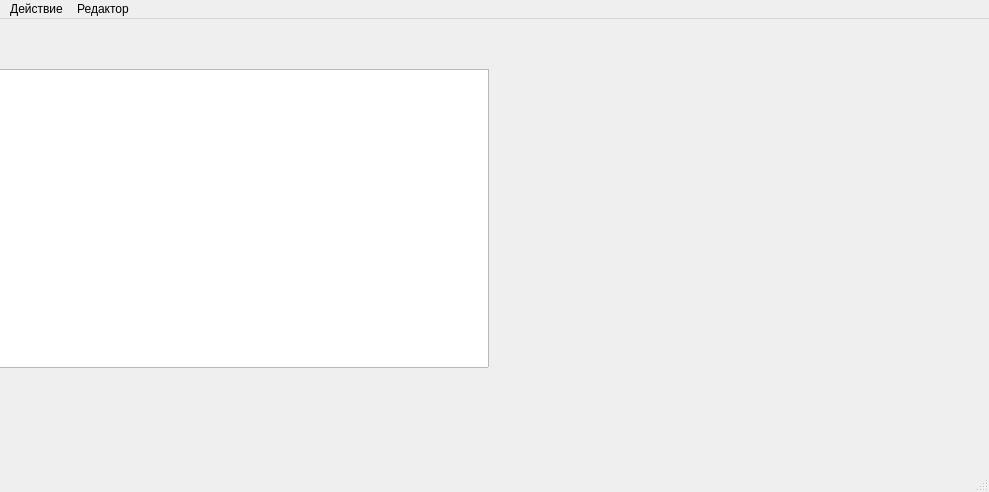
The window that mainwindow.ui (bananamilkshake-code/level-editor) describes before a commit, drawn with Qt 5.
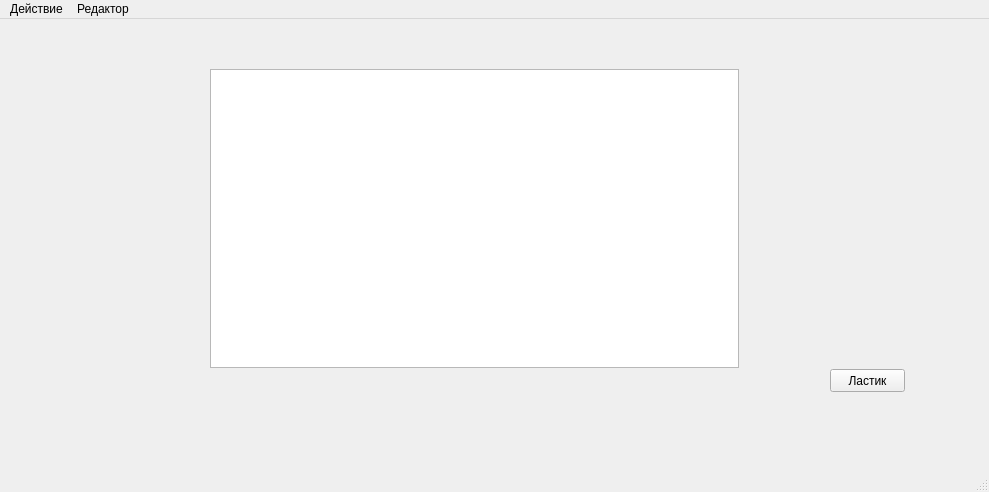
The same window after the commit.

Patch:
```diff
--- a/mainwindow.ui
+++ b/mainwindow.ui
@@ -17,13 +17,26 @@
    <widget class="QListWidget" name="listElements">
     <property name="geometry">
      <rect>
-      <x>-40</x>
+      <x>210</x>
       <y>50</y>
       <width>529</width>
       <height>299</height>
      </rect>
     </property>
    </widget>
+   <widget class="QPushButton" name="buttonEraser">
+    <property name="geometry">
+     <rect>
+      <x>830</x>
+      <y>350</y>
+      <width>75</width>
+      <height>23</height>
+     </rect>
+    </property>
+    <property name="text">
+     <string>Ластик</string>
+    </property>
+   </widget>
   </widget>
   <widget class="QMenuBar" name="menuBar">
    <property name="geometry">
```
